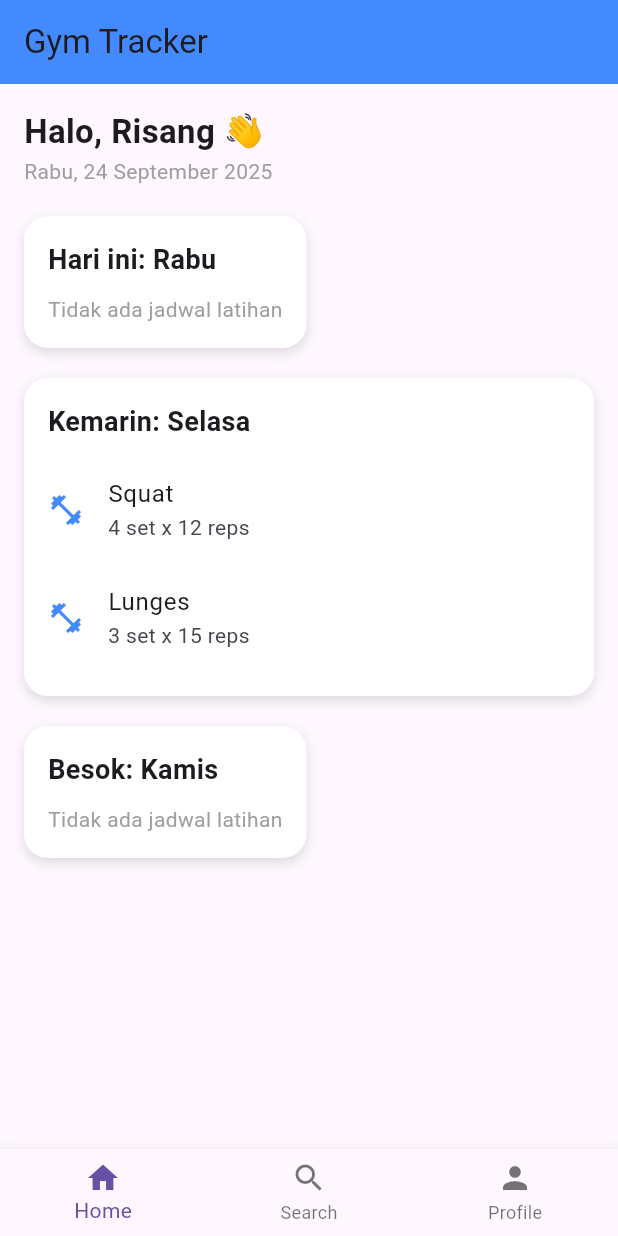
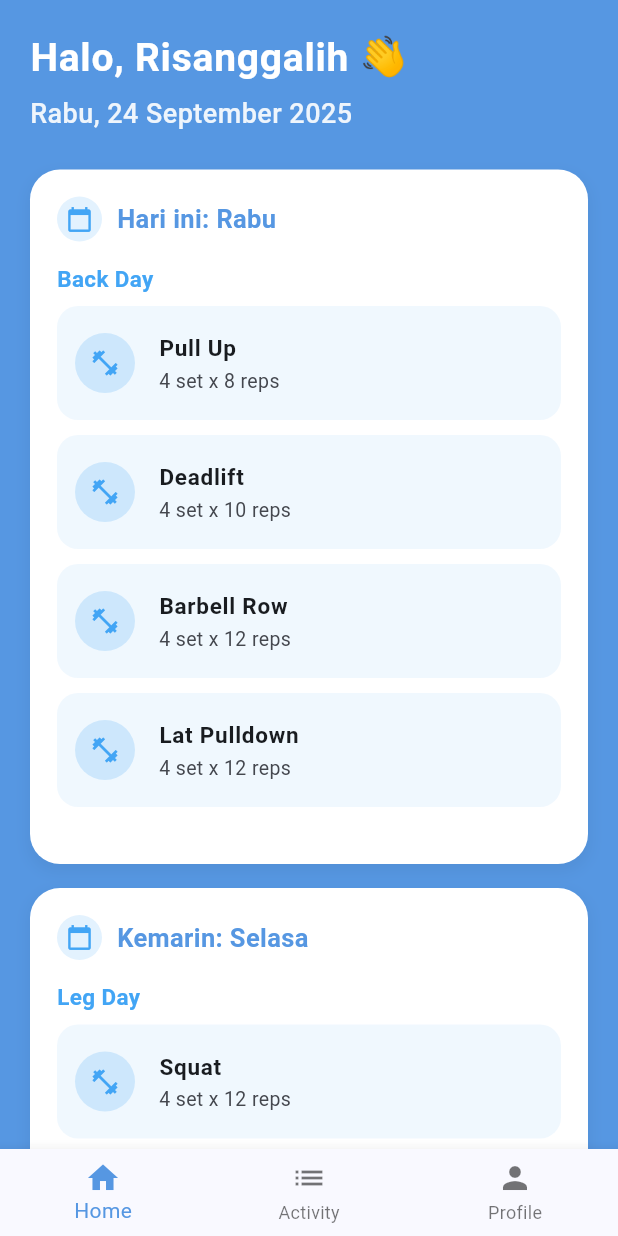
Before and after one commit to septiandr/flutter_repkeep, a Flutter app: the screen it shows after launch, on a phone screen of 412 x 824 dp. Run offline on Flutter 3.47's test engine with Material 3 defaults, Android fonts, the light colour scheme and no system bars.

Commit message:
dashboard

```diff
--- /dev/null
+++ b/lib/data/workout_data.dart
@@ -0,0 +1,56 @@
+final Map<String, Map<String, List<Map<String, dynamic>>>> workoutPlan = {
+  "Senin": {
+    "Chest Day": [
+      {"name": "Bench Press", "sets": 4, "reps": 12},
+      {"name": "Incline Dumbbell Press", "sets": 4, "reps": 10},
+      {"name": "Push Up", "sets": 3, "reps": 20},
+      {"name": "Chest Fly", "sets": 3, "reps": 15},
+    ],
+  },
+  "Selasa": {
+    "Leg Day": [
+      {"name": "Squat", "sets": 4, "reps": 12},
+      {"name": "Lunges", "sets": 3, "reps": 15},
+      {"name": "Leg Press", "sets": 4, "reps": 12},
+      {"name": "Calf Raises", "sets": 3, "reps": 20},
+    ],
+  },
+  "Rabu": {
+    "Back Day": [
+      {"name": "Pull Up", "sets": 4, "reps": 8},
+      {"name": "Deadlift", "sets": 4, "reps": 10},
+      {"name": "Barbell Row", "sets": 4, "reps": 12},
+      {"name": "Lat Pulldown", "sets": 4, "reps": 12},
+    ],
+  },
+  "Kamis": {
+    "Shoulder Day": [
+      {"name": "Overhead Press", "sets": 4, "reps": 12},
+      {"name": "Lateral Raises", "sets": 3, "reps": 15},
+      {"name": "Front Raises", "sets": 3, "reps": 15},
+      {"name": "Shrugs", "sets": 3, "reps": 20},
+    ],
+  },
+  "Jumat": {
+    "Arm Day": [
+      {"name": "Bicep Curl", "sets": 4, "reps": 12},
+      {"name": "Hammer Curl", "sets": 3, "reps": 15},
+      {"name": "Tricep Dips", "sets": 3, "reps": 15},
+      {"name": "Skull Crusher", "sets": 3, "reps": 12},
+    ],
+  },
+  "Sabtu": {
+    "Cardio Day": [
+      {"name": "Running", "sets": 1, "reps": 20}, // menit
+      {"name": "Cycling", "sets": 1, "reps": 30}, // menit
+      {"name": "Jump Rope", "sets": 3, "reps": 100}, // lompat
+    ],
+  },
+  "Minggu": {
+    "Rest / Active Recovery": [
+      {"name": "Stretching", "sets": 3, "reps": 10},
+      {"name": "Yoga", "sets": 1, "reps": 30}, // menit
+      {"name": "Walking", "sets": 1, "reps": 20}, // menit
+    ],
+  },
+};
--- a/lib/main.dart
+++ b/lib/main.dart
@@ -1,23 +1,40 @@
 import 'package:flutter/material.dart';
 import 'package:flutter_repkeep/screens/dashboard_screen.dart';
+import 'package:flutter_repkeep/screens/workout_list.dart';
+import 'package:intl/date_symbol_data_local.dart';
 
-void main() {
-  runApp(RepKeeps());
+void main() async {
+  WidgetsFlutterBinding.ensureInitialized();
+  await initializeDateFormatting('id_ID', null);
+  runApp(const RepKeeps());
 }
 
 class RepKeeps extends StatelessWidget {
+  const RepKeeps({super.key});
+
   @override
   Widget build(BuildContext context) {
     return MaterialApp(
-      title: 'Bottom Nav Demo',
-      home: HomeScreen(),
+      debugShowCheckedModeBanner: false,
+      title: 'RepKeeps',
+      theme: ThemeData(
+        colorScheme: ColorScheme.fromSeed(
+          seedColor: const Color(0xFF1565C0), // Primary Blue
+          primary: const Color.fromARGB(255, 86, 151, 226),
+          secondary: const Color(0xFF42A5F5), // Secondary Blue Accent
+        ),
+        useMaterial3: true,
+      ),
+      home: const HomeScreen(),
     );
   }
 }
 
 class HomeScreen extends StatefulWidget {
+  const HomeScreen({super.key});
+
   @override
-  _HomeScreenState createState() => _HomeScreenState();
+  State<HomeScreen> createState() => _HomeScreenState();
 }
 
 class _HomeScreenState extends State<HomeScreen> {
@@ -25,7 +42,7 @@ class _HomeScreenState extends State<HomeScreen> {
 
   final List<Widget> _pages = [
     DashboardScreen(),
-    Center(child: Text('Search Page')),
+    WorkoutListScreen(),
     Center(child: Text('Profile Page')),
   ];
 
@@ -46,8 +63,8 @@ class _HomeScreenState extends State<HomeScreen> {
             label: 'Home',
           ),
           BottomNavigationBarItem(
-            icon: Icon(Icons.search),
-            label: 'Search',
+            icon: Icon(Icons.list),
+            label: 'Activity',
           ),
           BottomNavigationBarItem(
             icon: Icon(Icons.person),
--- a/lib/screens/dashboard_screen.dart
+++ b/lib/screens/dashboard_screen.dart
@@ -1,27 +1,12 @@
 import 'package:flutter/material.dart';
 import 'package:intl/intl.dart';
+import '../widgets/day_section.dart';
+import '../data/workout_data.dart';
 
 class DashboardScreen extends StatelessWidget {
-  final String userName = "Risang";
+  final String userName = "Risanggalih";
 
-  // Dummy data
-  final Map<String, List<Map<String, dynamic>>> workoutPlan = {
-    "Senin": [
-      {"name": "Bench Press", "sets": 4, "reps": 12},
-      {"name": "Push Up", "sets": 3, "reps": 20},
-      {"name": "Dumbbell Fly", "sets": 3, "reps": 15},
-    ],
-    "Minggu": [
-      {"name": "Pull Up", "sets": 4, "reps": 8},
-      {"name": "Deadlift", "sets": 4, "reps": 10},
-    ],
-    "Selasa": [
-      {"name": "Squat", "sets": 4, "reps": 12},
-      {"name": "Lunges", "sets": 3, "reps": 15},
-    ],
-  };
-
-  DashboardScreen({super.key});
+  const DashboardScreen({super.key});
 
   @override
   Widget build(BuildContext context) {
@@ -29,71 +14,71 @@ class DashboardScreen extends StatelessWidget {
     final yesterday = today.subtract(const Duration(days: 1));
     final tomorrow = today.add(const Duration(days: 1));
 
+    final primaryColor = Theme.of(context).colorScheme.primary;
+    final secondaryColor = Theme.of(context).colorScheme.secondary;
+
     String dayName(DateTime date) {
-      return DateFormat('EEEE', 'id_ID').format(date); // Nama hari lokal
+      return DateFormat('EEEE', 'id_ID').format(date);
     }
 
     return Scaffold(
-      appBar: AppBar(
-        title: const Text("Gym Tracker"),
-        backgroundColor: Colors.blueAccent,
-      ),
-      body: SingleChildScrollView(
-        padding: const EdgeInsets.all(16),
-        child: Column(
-          crossAxisAlignment: CrossAxisAlignment.start,
-          children: [
-            // Nama & tanggal
-            Text("Halo, $userName 👋",
-                style: const TextStyle(fontSize: 22, fontWeight: FontWeight.bold)),
-            Text(DateFormat("EEEE, dd MMMM yyyy", "id_ID").format(today),
-                style: const TextStyle(color: Colors.grey)),
+      backgroundColor: Theme.of(context).colorScheme.primary, // biru
+      body: SafeArea(
+        child: SingleChildScrollView(
+          padding: const EdgeInsets.all(20),
+          child: Column(
+            crossAxisAlignment: CrossAxisAlignment.start,
+            children: [
+              // 🔹 Header Greeting
+              Text(
+                "Halo, $userName 👋",
+                style: const TextStyle(
+                  fontSize: 26,
+                  fontWeight: FontWeight.bold,
+                  color: Colors.white, // kontras
+                  letterSpacing: 0.5,
+                ),
+              ),
+              const SizedBox(height: 6),
+              Text(
+                DateFormat("EEEE, dd MMMM yyyy", "id_ID").format(today),
+                style: TextStyle(
+                  fontSize: 18,
+                  fontWeight: FontWeight.w500,
+                  color: Colors.white.withOpacity(0.9),
+                  letterSpacing: 0.3,
+                ),
+              ),
 
-            const SizedBox(height: 20),
+              const SizedBox(height: 24),
 
-            // Hari ini
-            _buildSection("Hari ini: ${dayName(today)}", workoutPlan[dayName(today)] ?? []),
+              // 🔹 Section Cards
+              DaySection(
+                title: "Hari ini: ${dayName(today)}",
+                categories: workoutPlan[dayName(today)] ?? {},
+                primaryColor: primaryColor,
+                secondaryColor: secondaryColor,
+              ),
+              const SizedBox(height: 16),
 
-            const SizedBox(height: 20),
+              DaySection(
+                title: "Kemarin: ${dayName(yesterday)}",
+                categories: workoutPlan[dayName(yesterday)] ?? {},
+                primaryColor: primaryColor,
+                secondaryColor: secondaryColor,
+              ),
+              const SizedBox(height: 16),
 
-            // Kemarin
-            _buildSection("Kemarin: ${dayName(yesterday)}", workoutPlan[dayName(yesterday)] ?? []),
-
-            const SizedBox(height: 20),
-
-            // Besok
-            _buildSection("Besok: ${dayName(tomorrow)}", workoutPlan[dayName(tomorrow)] ?? []),
-          ],
+              DaySection(
+                title: "Besok: ${dayName(tomorrow)}",
+                categories: workoutPlan[dayName(tomorrow)] ?? {},
+                primaryColor: primaryColor,
+                secondaryColor: secondaryColor,
+              ),
+            ],
+          ),
         ),
       ),
     );
   }
-
-  Widget _buildSection(String title, List<Map<String, dynamic>> exercises) {
-    return Container(
-      padding: const EdgeInsets.all(16),
-      decoration: BoxDecoration(
-        color: Colors.white,
-        borderRadius: BorderRadius.circular(16),
-        boxShadow: [BoxShadow(color: Colors.black12, blurRadius: 6, offset: Offset(0, 3))],
-      ),
-      child: Column(
-        crossAxisAlignment: CrossAxisAlignment.start,
-        children: [
-          Text(title,
-              style: const TextStyle(fontSize: 18, fontWeight: FontWeight.bold)),
-          const SizedBox(height: 10),
-          if (exercises.isEmpty)
-            const Text("Tidak ada jadwal latihan", style: TextStyle(color: Colors.grey))
-          else
-            ...exercises.map((e) => ListTile(
-                  contentPadding: EdgeInsets.zero,
-                  leading: const Icon(Icons.fitness_center, color: Colors.blueAccent),
-                  title: Text(e["name"]),
-                  subtitle: Text("${e["sets"]} set x ${e["reps"]} reps"),
-                )),
-        ],
-      ),
-    );
-  }
 }
--- /dev/null
+++ b/lib/screens/workout_list.dart
@@ -0,0 +1,127 @@
+import 'package:flutter/material.dart';
+import '../data/workout_data.dart';
+
+class WorkoutListScreen extends StatelessWidget {
+  const WorkoutListScreen({super.key});
+
+  @override
+  Widget build(BuildContext context) {
+    return Scaffold(
+      backgroundColor: Colors.grey[100],
+      appBar: AppBar(
+        elevation: 0,
+        backgroundColor: Colors.transparent,
+        title: const Text(
+          "Jadwal Lengkap",
+          style: TextStyle(
+            color: Colors.black87,
+            fontWeight: FontWeight.bold,
+          ),
+        ),
+        centerTitle: true,
+        iconTheme: const IconThemeData(color: Colors.black87),
+      ),
+      body: ListView(
+        padding: const EdgeInsets.all(16),
+        children: workoutPlan.entries.map((dayEntry) {
+          String day = dayEntry.key;
+          Map<String, List<Map<String, dynamic>>> categories = dayEntry.value;
+
+          return Card(
+            margin: const EdgeInsets.only(bottom: 20),
+            elevation: 4,
+            shape: RoundedRectangleBorder(
+              borderRadius: BorderRadius.circular(18),
+            ),
+            child: Padding(
+              padding: const EdgeInsets.all(16),
+              child: Column(
+                crossAxisAlignment: CrossAxisAlignment.start,
+                children: [
+                  // Header Hari
+                  Container(
+                    padding: const EdgeInsets.symmetric(
+                        horizontal: 12, vertical: 8),
+                    decoration: BoxDecoration(
+                      gradient: const LinearGradient(
+                        colors: [Colors.blueAccent, Colors.lightBlue],
+                        begin: Alignment.topLeft,
+                        end: Alignment.bottomRight,
+                      ),
+                      borderRadius: BorderRadius.circular(12),
+                    ),
+                    child: Text(
+                      day,
+                      style: const TextStyle(
+                        fontSize: 18,
+                        fontWeight: FontWeight.bold,
+                        color: Colors.white,
+                      ),
+                    ),
+                  ),
+                  const SizedBox(height: 12),
+
+                  // Daftar kategori + latihan
+                  ...categories.entries.map((categoryEntry) {
+                    String category = categoryEntry.key;
+                    List<Map<String, dynamic>> exercises = categoryEntry.value;
+
+                    return Column(
+                      crossAxisAlignment: CrossAxisAlignment.start,
+                      children: [
+                        const SizedBox(height: 8),
+                        Text(
+                          category,
+                          style: const TextStyle(
+                            fontSize: 16,
+                            fontWeight: FontWeight.w600,
+                            color: Colors.black87,
+                          ),
+                        ),
+                        const SizedBox(height: 6),
+                        ...exercises.map((e) => Container(
+                              margin: const EdgeInsets.symmetric(vertical: 6),
+                              decoration: BoxDecoration(
+                                color: Colors.grey[50],
+                                borderRadius: BorderRadius.circular(12),
+                                border: Border.all(
+                                  color: Colors.grey.shade200,
+                                ),
+                              ),
+                              child: ListTile(
+                                contentPadding:
+                                    const EdgeInsets.symmetric(horizontal: 12),
+                                leading: CircleAvatar(
+                                  backgroundColor: Colors.blueAccent.shade100,
+                                  child: const Icon(
+                                    Icons.fitness_center,
+                                    color: Colors.white,
+                                  ),
+                                ),
+                                title: Text(
+                                  e["name"],
+                                  style: const TextStyle(
+                                    fontWeight: FontWeight.w500,
+                                  ),
+                                ),
+                                subtitle: Text(
+                                  "${e["sets"]} set x ${e["reps"]} reps",
+                                  style: TextStyle(
+                                    color: Colors.grey.shade600,
+                                    fontSize: 13,
+                                  ),
+                                ),
+                              ),
+                            )),
+                      ],
+                    );
+                  }),
+                ],
+              ),
+            ),
+          );
+        }).toList(),
+      ),
+    );
+  }
+}
--- /dev/null
+++ b/lib/widgets/day_section.dart
@@ -0,0 +1,131 @@
+import 'package:flutter/material.dart';
+
+class DaySection extends StatelessWidget {
+  final String title;
+  final Map<String, List<Map<String, dynamic>>> categories;
+  final Color primaryColor;
+  final Color secondaryColor;
+
+  const DaySection({
+    super.key,
+    required this.title,
+    required this.categories,
+    required this.primaryColor,
+    required this.secondaryColor,
+  });
+
+  @override
+  Widget build(BuildContext context) {
+    return Container(
+      padding: const EdgeInsets.all(18),
+      decoration: BoxDecoration(
+        color: Colors.white,
+        borderRadius: BorderRadius.circular(20),
+        boxShadow: [
+          BoxShadow(
+            color: Colors.black12.withOpacity(0.05),
+            blurRadius: 8,
+            spreadRadius: 1,
+            offset: const Offset(0, 4),
+          ),
+        ],
+      ),
+      child: Column(
+        crossAxisAlignment: CrossAxisAlignment.start,
+        children: [
+          // Title row
+          Row(
+            children: [
+              Container(
+                padding: const EdgeInsets.all(6),
+                decoration: BoxDecoration(
+                  color: secondaryColor.withOpacity(0.15),
+                  shape: BoxShape.circle,
+                ),
+                child: Icon(
+                  Icons.calendar_today,
+                  size: 18,
+                  color: secondaryColor,
+                ),
+              ),
+              const SizedBox(width: 10),
+              Expanded(
+                child: Text(
+                  title,
+                  style: TextStyle(
+                    fontSize: 17,
+                    fontWeight: FontWeight.w600,
+                    color: primaryColor,
+                  ),
+                ),
+              ),
+            ],
+          ),
+          const SizedBox(height: 14),
+
+          if (categories.isEmpty)
+            const Padding(
+              padding: EdgeInsets.symmetric(vertical: 20),
+              child: Center(
+                child: Text(
+                  "Tidak ada jadwal latihan",
+                  style: TextStyle(color: Colors.grey),
+                ),
+              ),
+            )
+          else
+            Column(
+              crossAxisAlignment: CrossAxisAlignment.start,
+              children: categories.entries.map((entry) {
+                String category = entry.key;
+                List<Map<String, dynamic>> exercises = entry.value;
+
+                return Column(
+                  crossAxisAlignment: CrossAxisAlignment.start,
+                  children: [
+                    Text(
+                      category,
+                      style: TextStyle(
+                        fontSize: 15,
+                        fontWeight: FontWeight.bold,
+                        color: secondaryColor,
+                      ),
+                    ),
+                    const SizedBox(height: 8),
+
+                    ...exercises.map((e) => Container(
+                          margin: const EdgeInsets.only(bottom: 10),
+                          decoration: BoxDecoration(
+                            color: secondaryColor.withOpacity(0.08),
+                            borderRadius: BorderRadius.circular(14),
+                          ),
+                          child: ListTile(
+                            dense: true,
+                            contentPadding: const EdgeInsets.symmetric(
+                                vertical: 6, horizontal: 12),
+                            leading: CircleAvatar(
+                              backgroundColor: secondaryColor.withOpacity(0.2),
+                              child: Icon(Icons.fitness_center,
+                                  color: secondaryColor, size: 20),
+                            ),
+                            title: Text(
+                              e["name"],
+                              style: const TextStyle(
+                                  fontWeight: FontWeight.w600, fontSize: 15),
+                            ),
+                            subtitle: Text(
+                              "${e["sets"]} set x ${e["reps"]} reps",
+                              style: const TextStyle(fontSize: 13),
+                            ),
+                          ),
+                        )),
+                    const SizedBox(height: 10),
+                  ],
+                );
+              }).toList(),
+            ),
+        ],
+      ),
+    );
+  }
+}
--- a/pubspec.yaml
+++ b/pubspec.yaml
@@ -59,9 +59,6 @@ flutter:
   # included with your application, so that you can use the icons in
   # the material Icons class.
   uses-material-design: true
-  assets:
-    - assets/dummy_data.json
-
   # To add assets to your application, add an assets section, like this:
   # assets:
   #   - images/a_dot_burr.jpeg
```
Also changed, not shown: assets/dummy_data.json (deleted, +0 -15 lines).
